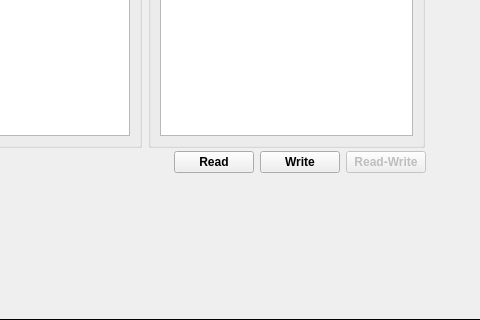
First picture: the form in src/modbusframe.ui, repository hancse/powermeter, before the edit; both pictures show x 155 to 635 and y 280 to 600 of the 900 by 600 pixel window.
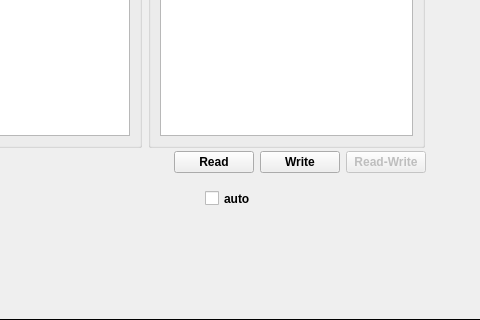
Second picture: the form after the edit.

The edit to the form file:
```diff
--- a/src/modbusframe.ui
+++ b/src/modbusframe.ui
@@ -939,6 +939,19 @@
     <string>Total Energy</string>
    </property>
   </widget>
+  <widget class="QCheckBox" name="checkAuto">
+   <property name="geometry">
+    <rect>
+     <x>360</x>
+     <y>470</y>
+     <width>70</width>
+     <height>17</height>
+    </rect>
+   </property>
+   <property name="text">
+    <string>auto</string>
+   </property>
+  </widget>
  </widget>
  <resources/>
  <connections/>
```
